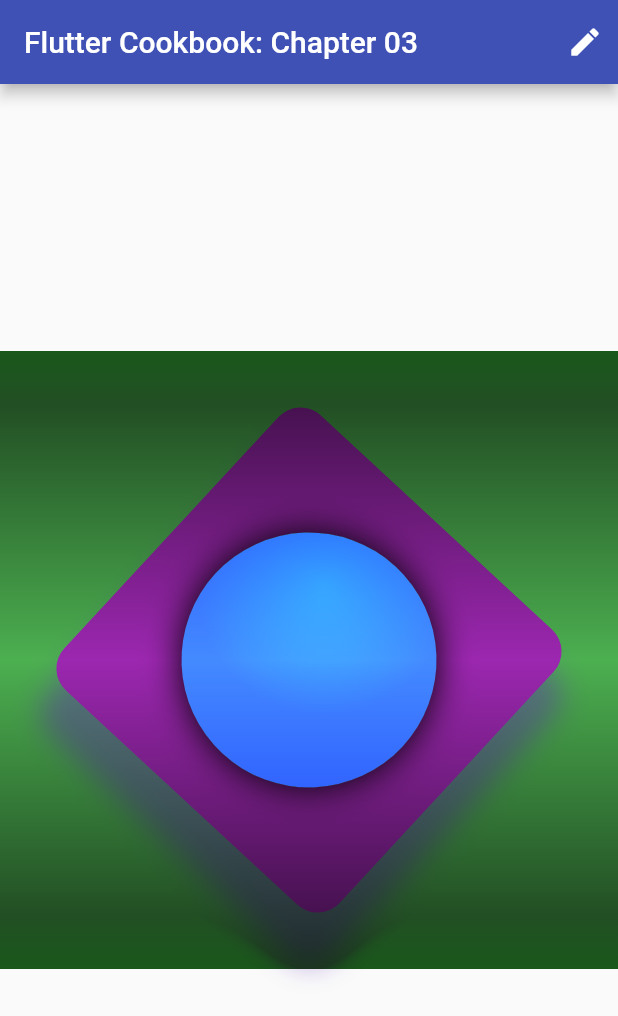
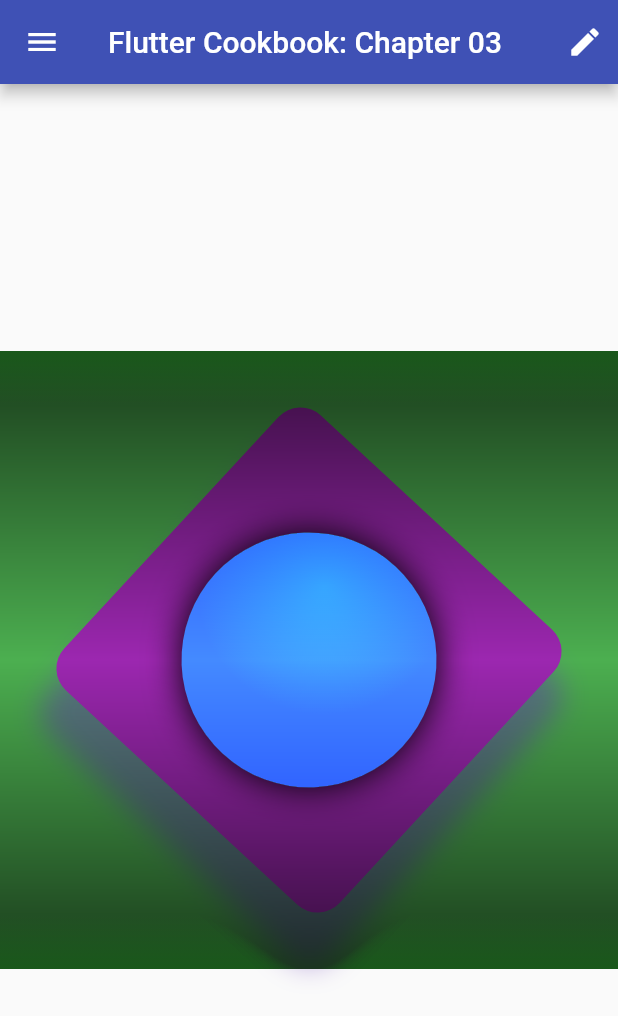
Before and after one commit to maxgdev/packt_cookbook, a Flutter app: the screen it shows after launch, on a phone screen of 412 x 824 dp. Shown: the top 1016 px of the screen. Run offline on Flutter 3.47's test engine with Material 2 defaults, Android fonts, the phone set to English and light mode, and no system bars.

Commit message:
Added Drawer to Chapter03 widget

```diff
--- a/lib/Chapter03/Chapter03Page.dart
+++ b/lib/Chapter03/Chapter03Page.dart
@@ -16,6 +16,12 @@ class Chapter03Page extends StatelessWidget {
         ],
       ),
       body: BasicScreen(),
+      drawer: Drawer(child: Container(
+        color: Colors.lightBlue,
+        child: Center(
+          child: Text("I'm a Flutter Drawer!"),
+        ),
+      ),),
     );
   }
 }
```
